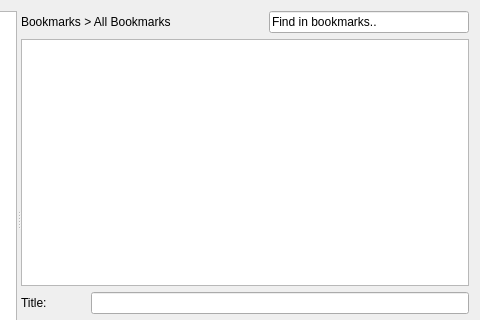
Before: the Qt Designer form bookmarks_editor/src/bookmarksview_base.ui in edulix/gsoc, drawn with Qt 5; both pictures show x 194 to 674 and y 0 to 320 of the 674 by 437 pixel window.
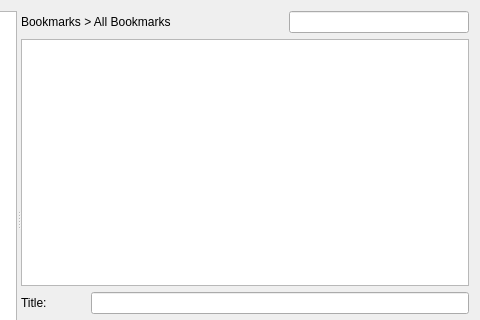
After: the same form once the commit is applied. Custom widgets are drawn as their Qt base class.

```diff
--- a/bookmarks_editor/src/bookmarksview_base.ui
+++ b/bookmarks_editor/src/bookmarksview_base.ui
@@ -85,21 +85,15 @@
           </spacer>
          </item>
          <item>
-          <widget class="QLineEdit" name="bookmarksFilterBox">
-           <property name="sizePolicy">
-            <sizepolicy hsizetype="Minimum" vsizetype="Fixed">
-             <horstretch>0</horstretch>
-             <verstretch>0</verstretch>
-            </sizepolicy>
-           </property>
+          <widget class="KTreeViewSearchLine" name="searchBox">
            <property name="minimumSize">
             <size>
-             <width>200</width>
+             <width>180</width>
              <height>0</height>
             </size>
            </property>
-           <property name="text">
-            <string>Find in bookmarks..</string>
+           <property name="trapEnterKeyEvent" stdset="0">
+            <bool>true</bool>
            </property>
           </widget>
          </item>
@@ -192,6 +186,11 @@
   </layout>
  </widget>
  <customwidgets>
+  <customwidget>
+   <class>KTreeViewSearchLine</class>
+   <extends>KLineEdit</extends>
+   <header>konqbookmark/ktreeviewsearchline.h</header>
+  </customwidget>
   <customwidget>
    <class>KLineEdit</class>
    <extends>QLineEdit</extends>
```
